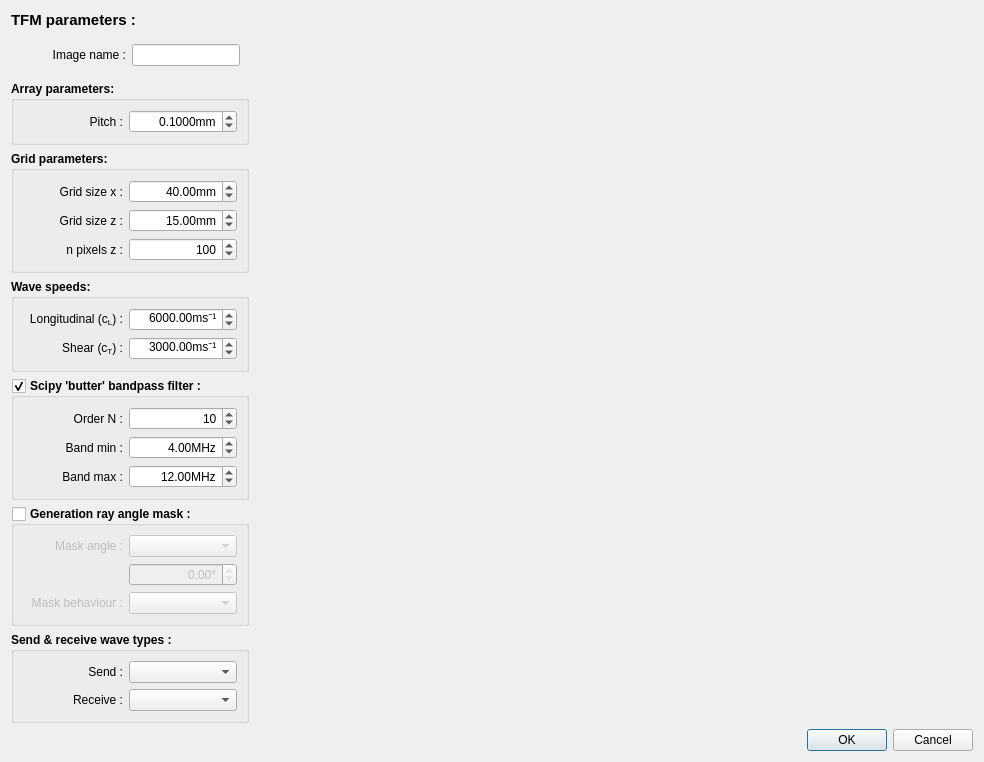
This is qtdesigner/dialogs/dialog_tfm_parameters_fmclp.ui in MatthewRiding/Chorus as Qt 5 draws it before an edit. The edited form follows.
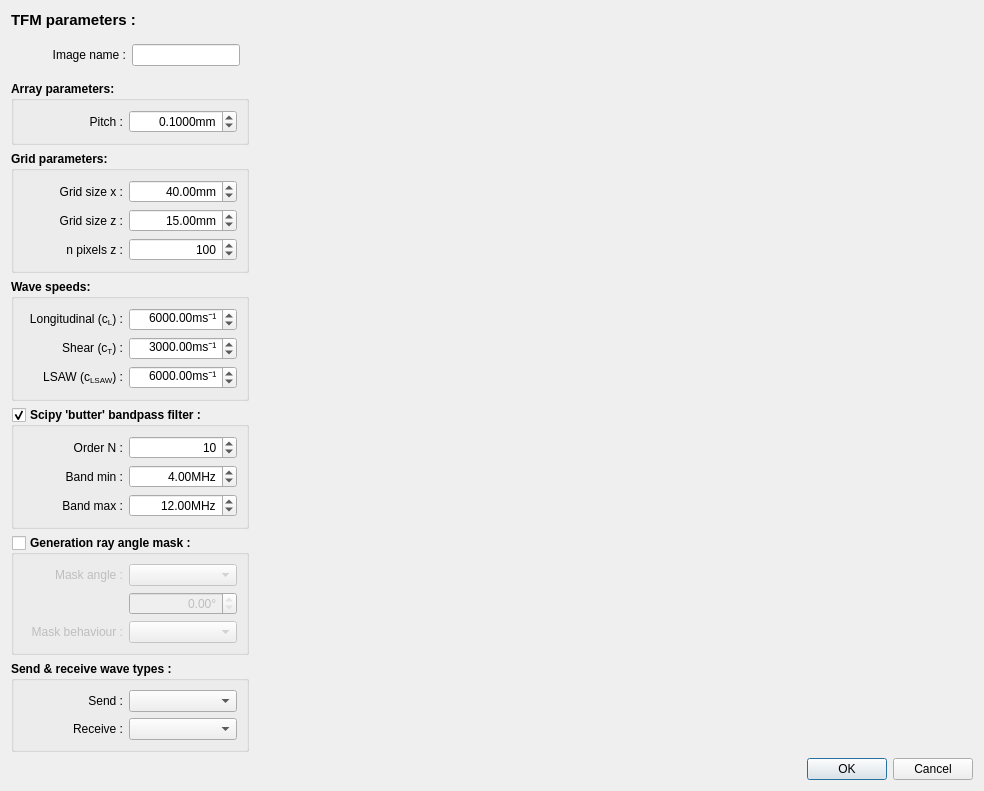
This is the edited form.

Commit message: TFMParams class expanded into TFMConstructor class, with methods based on TFM parameters supplied at __init__.  Moving toward compute_tfm being a method of the TFMConstructor class.

Diff of the .ui file:
```diff
--- a/qtdesigner/dialogs/dialog_tfm_parameters_fmclp.ui
+++ b/qtdesigner/dialogs/dialog_tfm_parameters_fmclp.ui
@@ -459,6 +459,54 @@
             </property>
            </widget>
           </item>
+          <item row="2" column="0">
+           <widget class="QLabel" name="label_15">
+            <property name="minimumSize">
+             <size>
+              <width>100</width>
+              <height>0</height>
+             </size>
+            </property>
+            <property name="font">
+             <font>
+              <bold>false</bold>
+             </font>
+            </property>
+            <property name="text">
+             <string>&lt;html&gt;&lt;head/&gt;&lt;body&gt;&lt;p&gt;LSAW (c&lt;span style=&quot; vertical-align:sub;&quot;&gt;LSAW&lt;/span&gt;) :&lt;/p&gt;&lt;/body&gt;&lt;/html&gt;</string>
+            </property>
+            <property name="alignment">
+             <set>Qt::AlignRight|Qt::AlignTrailing|Qt::AlignVCenter</set>
+            </property>
+           </widget>
+          </item>
+          <item row="2" column="1">
+           <widget class="QDoubleSpinBox" name="doubleSpinBox_c_lsaw_mpers">
+            <property name="sizePolicy">
+             <sizepolicy hsizetype="Preferred" vsizetype="Fixed">
+              <horstretch>0</horstretch>
+              <verstretch>0</verstretch>
+             </sizepolicy>
+            </property>
+            <property name="font">
+             <font>
+              <bold>false</bold>
+             </font>
+            </property>
+            <property name="alignment">
+             <set>Qt::AlignRight|Qt::AlignTrailing|Qt::AlignVCenter</set>
+            </property>
+            <property name="suffix">
+             <string>ms⁻¹</string>
+            </property>
+            <property name="maximum">
+             <double>100000.000000000000000</double>
+            </property>
+            <property name="value">
+             <double>6000.000000000000000</double>
+            </property>
+           </widget>
+          </item>
          </layout>
         </widget>
        </item>
```
Left out of the diff: 4 changed lines with no effect on the pictures. The commit also changes 24 other files.
